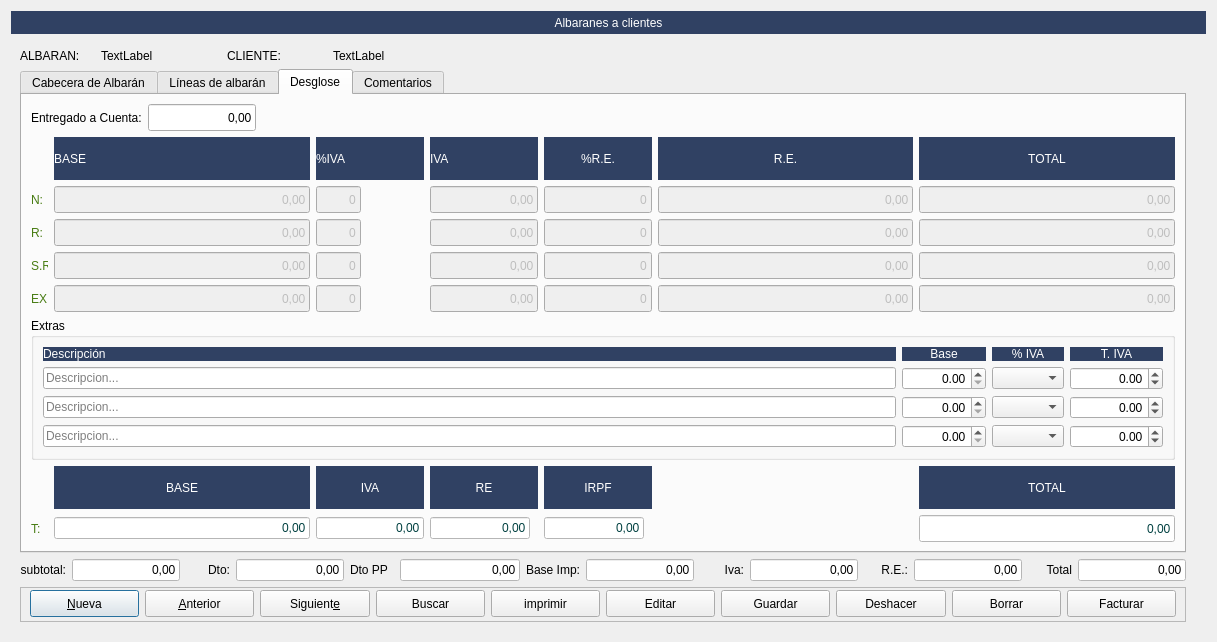
Qt form Zona_Ventas/frmalbaran.ui (arcnexus/RedFoX) before a commit.
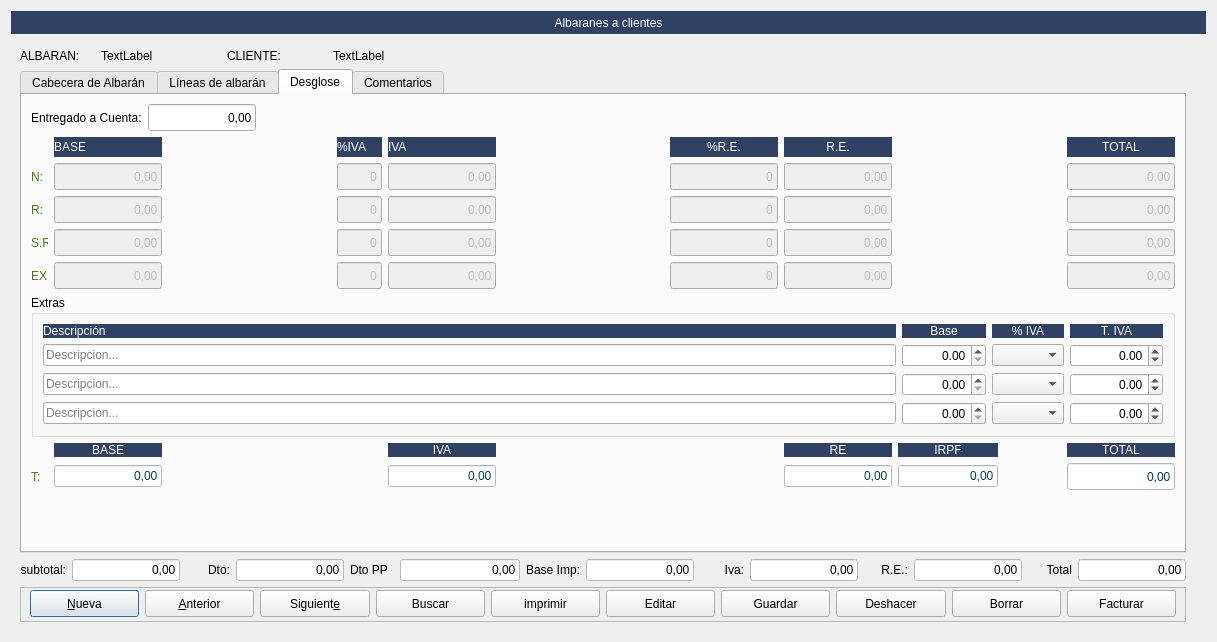
The same form after that commit. The open tabs and pages were chosen to show the change. Icons and pictures are not drawn.

Patch:
```diff
--- a/Zona_Ventas/frmalbaran.ui
+++ b/Zona_Ventas/frmalbaran.ui
@@ -1838,6 +1838,34 @@
            </item>
            <item row="1" column="0">
             <layout class="QGridLayout" name="gridLayout">
+             <item row="2" column="7">
+              <widget class="QLineEdit" name="txtrec2">
+               <property name="enabled">
+                <bool>false</bool>
+               </property>
+               <property name="sizePolicy">
+                <sizepolicy hsizetype="Preferred" vsizetype="Fixed">
+                 <horstretch>0</horstretch>
+                 <verstretch>0</verstretch>
+                </sizepolicy>
+               </property>
+               <property name="minimumSize">
+                <size>
+                 <width>0</width>
+                 <height>27</height>
+                </size>
+               </property>
+               <property name="text">
+                <string>0,00</string>
+               </property>
+               <property name="alignment">
+                <set>Qt::AlignRight|Qt::AlignTrailing|Qt::AlignVCenter</set>
+               </property>
+               <property name="readOnly">
+                <bool>true</bool>
+               </property>
+              </widget>
+             </item>
              <item row="1" column="1">
               <widget class="QLineEdit" name="txtbase1">
                <property name="enabled">
@@ -1888,7 +1916,7 @@
                </property>
               </widget>
              </item>
-             <item row="3" column="5">
+             <item row="3" column="7">
               <widget class="QLineEdit" name="txtrec3">
                <property name="enabled">
                 <bool>false</bool>
@@ -1944,7 +1972,7 @@
                </property>
               </widget>
              </item>
-             <item row="7" column="6">
+             <item row="7" column="9">
               <widget class="QLineEdit" name="txttotal_2">
                <property name="enabled">
                 <bool>false</bool>
@@ -1998,7 +2026,7 @@
                </property>
               </widget>
              </item>
-             <item row="4" column="6">
+             <item row="4" column="9">
               <widget class="QLineEdit" name="txttotal4">
                <property name="enabled">
                 <bool>false</bool>
@@ -2026,7 +2054,7 @@
                </property>
               </widget>
              </item>
-             <item row="3" column="6">
+             <item row="3" column="9">
               <widget class="QLineEdit" name="txttotal3">
                <property name="enabled">
                 <bool>false</bool>
@@ -2054,7 +2082,7 @@
                </property>
               </widget>
              </item>
-             <item row="4" column="2">
+             <item row="4" column="3">
               <widget class="QLineEdit" name="txtporc_iva4">
                <property name="enabled">
                 <bool>false</bool>
@@ -2114,35 +2142,35 @@
                </property>
               </widget>
              </item>
-             <item row="4" column="3">
-              <widget class="QLineEdit" name="txtiva4">
-               <property name="enabled">
-                <bool>false</bool>
-               </property>
-               <property name="sizePolicy">
-                <sizepolicy hsizetype="Preferred" vsizetype="Fixed">
-                 <horstretch>0</horstretch>
-                 <verstretch>0</verstretch>
-                </sizepolicy>
-               </property>
-               <property name="minimumSize">
-                <size>
-                 <width>0</width>
-                 <height>27</height>
-                </size>
-               </property>
-               <property name="text">
-                <string>0,00</string>
-               </property>
-               <property name="alignment">
-                <set>Qt::AlignRight|Qt::AlignTrailing|Qt::AlignVCenter</set>
-               </property>
-               <property name="readOnly">
-                <bool>true</bool>
-               </property>
-              </widget>
-             </item>
              <item row="4" column="4">
+              <widget class="QLineEdit" name="txtiva4">
+               <property name="enabled">
+                <bool>false</bool>
+               </property>
+               <property name="sizePolicy">
+                <sizepolicy hsizetype="Preferred" vsizetype="Fixed">
+                 <horstretch>0</horstretch>
+                 <verstretch>0</verstretch>
+                </sizepolicy>
+               </property>
+               <property name="minimumSize">
+                <size>
+                 <width>0</width>
+                 <height>27</height>
+                </size>
+               </property>
+               <property name="text">
+                <string>0,00</string>
+               </property>
+               <property name="alignment">
+                <set>Qt::AlignRight|Qt::AlignTrailing|Qt::AlignVCenter</set>
+               </property>
+               <property name="readOnly">
+                <bool>true</bool>
+               </property>
+              </widget>
+             </item>
+             <item row="4" column="6">
               <widget class="QLineEdit" name="txtporc_rec4">
                <property name="enabled">
                 <bool>false</bool>
@@ -2170,64 +2198,8 @@
                </property>
               </widget>
              </item>
-             <item row="2" column="3">
-              <widget class="QLineEdit" name="txtiva2">
-               <property name="enabled">
-                <bool>false</bool>
-               </property>
-               <property name="sizePolicy">
-                <sizepolicy hsizetype="Preferred" vsizetype="Fixed">
-                 <horstretch>0</horstretch>
-                 <verstretch>0</verstretch>
-                </sizepolicy>
-               </property>
-               <property name="minimumSize">
-                <size>
-                 <width>0</width>
-                 <height>27</height>
-                </size>
-               </property>
-               <property name="text">
-                <string>0,00</string>
-               </property>
-               <property name="alignment">
-                <set>Qt::AlignRight|Qt::AlignTrailing|Qt::AlignVCenter</set>
-               </property>
-               <property name="readOnly">
-                <bool>true</bool>
-               </property>
-              </widget>
-             </item>
              <item row="2" column="4">
-              <widget class="QLineEdit" name="txtporc_rec2">
-               <property name="enabled">
-                <bool>false</bool>
-               </property>
-               <property name="sizePolicy">
-                <sizepolicy hsizetype="Preferred" vsizetype="Fixed">
-                 <horstretch>0</horstretch>
-                 <verstretch>0</verstretch>
-                </sizepolicy>
-               </property>
-               <property name="minimumSize">
-                <size>
-                 <width>0</width>
-                 <height>27</height>
-                </size>
-               </property>
-               <property name="text">
-                <string>0</string>
-               </property>
-               <property name="alignment">
-                <set>Qt::AlignRight|Qt::AlignTrailing|Qt::AlignVCenter</set>
-               </property>
-               <property name="readOnly">
-                <bool>true</bool>
-               </property>
-              </widget>
-             </item>
-             <item row="2" column="5">
-              <widget class="QLineEdit" name="txtrec2">
+              <widget class="QLineEdit" name="txtiva2">
                <property name="enabled">
                 <bool>false</bool>
                </property>
@@ -2255,6 +2227,34 @@
               </widget>
              </item>
              <item row="2" column="6">
+              <widget class="QLineEdit" name="txtporc_rec2">
+               <property name="enabled">
+                <bool>false</bool>
+               </property>
+               <property name="sizePolicy">
+                <sizepolicy hsizetype="Preferred" vsizetype="Fixed">
+                 <horstretch>0</horstretch>
+                 <verstretch>0</verstretch>
+                </sizepolicy>
+               </property>
+               <property name="minimumSize">
+                <size>
+                 <width>0</width>
+                 <height>27</height>
+                </size>
+               </property>
+               <property name="text">
+                <string>0</string>
+               </property>
+               <property name="alignment">
+                <set>Qt::AlignRight|Qt::AlignTrailing|Qt::AlignVCenter</set>
+               </property>
+               <property name="readOnly">
+                <bool>true</bool>
+               </property>
+              </widget>
+             </item>
+             <item row="2" column="9">
               <widget class="QLineEdit" name="txttotal2">
                <property name="enabled">
                 <bool>false</bool>
@@ -2332,42 +2332,8 @@
                </property>
               </widget>
              </item>
-             <item row="3" column="2">
-              <widget class="QLineEdit" name="txtporc_iva3">
-               <property name="enabled">
-                <bool>false</bool>
-               </property>
-               <property name="sizePolicy">
-                <sizepolicy hsizetype="Preferred" vsizetype="Fixed">
-                 <horstretch>0</horstretch>
-                 <verstretch>0</verstretch>
-                </sizepolicy>
-               </property>
-               <property name="minimumSize">
-                <size>
-                 <width>0</width>
-                 <height>27</height>
-                </size>
-               </property>
-               <property name="maximumSize">
-                <size>
-                 <width>45</width>
-                 <height>16777215</height>
-                </size>
-               </property>
-               <property name="text">
-                <string>0</string>
-               </property>
-               <property name="alignment">
-                <set>Qt::AlignRight|Qt::AlignTrailing|Qt::AlignVCenter</set>
-               </property>
-               <property name="readOnly">
-                <bool>true</bool>
-               </property>
-              </widget>
-             </item>
              <item row="3" column="3">
-              <widget class="QLineEdit" name="txtiva3">
+              <widget class="QLineEdit" name="txtporc_iva3">
                <property name="enabled">
                 <bool>false</bool>
                </property>
@@ -2383,8 +2349,14 @@
                  <height>27</height>
                 </size>
                </property>
+               <property name="maximumSize">
+                <size>
+                 <width>45</width>
+                 <height>16777215</height>
+                </size>
+               </property>
                <property name="text">
-                <string>0,00</string>
+                <string>0</string>
                </property>
                <property name="alignment">
                 <set>Qt::AlignRight|Qt::AlignTrailing|Qt::AlignVCenter</set>
@@ -2395,6 +2367,34 @@
               </widget>
              </item>
              <item row="3" column="4">
+              <widget class="QLineEdit" name="txtiva3">
+               <property name="enabled">
+                <bool>false</bool>
+               </property>
+               <property name="sizePolicy">
+                <sizepolicy hsizetype="Preferred" vsizetype="Fixed">
+                 <horstretch>0</horstretch>
+                 <verstretch>0</verstretch>
+                </sizepolicy>
+               </property>
+               <property name="minimumSize">
+                <size>
+                 <width>0</width>
+                 <height>27</height>
+                </size>
+               </property>
+               <property name="text">
+                <string>0,00</string>
+               </property>
+               <property name="alignment">
+                <set>Qt::AlignRight|Qt::AlignTrailing|Qt::AlignVCenter</set>
+               </property>
+               <property name="readOnly">
+                <bool>true</bool>
+               </property>
+              </widget>
+             </item>
+             <item row="3" column="6">
               <widget class="QLineEdit" name="txtporc_rec3">
                <property name="enabled">
                 <bool>false</bool>
@@ -2439,7 +2439,7 @@
                </property>
               </widget>
              </item>
-             <item row="4" column="5">
+             <item row="4" column="7">
               <widget class="QLineEdit" name="txtrec4">
                <property name="enabled">
                 <bool>false</bool>
@@ -2467,7 +2467,7 @@
                </property>
               </widget>
              </item>
-             <item row="0" column="2">
+             <item row="0" column="3">
               <widget class="QLabel" name="label_55">
                <property name="sizePolicy">
                 <sizepolicy hsizetype="Preferred" vsizetype="Preferred">
@@ -2484,24 +2484,24 @@
                </property>
               </widget>
              </item>
-             <item row="0" column="3">
-              <widget class="QLabel" name="label_56">
-               <property name="sizePolicy">
-                <sizepolicy hsizetype="Preferred" vsizetype="Preferred">
-                 <horstretch>0</horstretch>
-                 <verstretch>0</verstretch>
-                </sizepolicy>
-               </property>
-               <property name="styleSheet">
-                <string notr="true">background-color: #304163;
-color: rgb(255, 255, 255);</string>
-               </property>
-               <property name="text">
-                <string>IVA</string>
-               </property>
-              </widget>
-             </item>
              <item row="0" column="4">
+              <widget class="QLabel" name="label_56">
+               <property name="sizePolicy">
+                <sizepolicy hsizetype="Preferred" vsizetype="Preferred">
+                 <horstretch>0</horstretch>
+                 <verstretch>0</verstretch>
+                </sizepolicy>
+               </property>
+               <property name="styleSheet">
+                <string notr="true">background-color: #304163;
+color: rgb(255, 255, 255);</string>
+               </property>
+               <property name="text">
+                <string>IVA</string>
+               </property>
+              </widget>
+             </item>
+             <item row="0" column="6">
               <widget class="QLabel" name="label_57">
                <property name="sizePolicy">
                 <sizepolicy hsizetype="Preferred" vsizetype="Preferred">
@@ -2521,7 +2521,7 @@
                </property>
               </widget>
              </item>
-             <item row="0" column="5">
+             <item row="0" column="7">
               <widget class="QLabel" name="label_58">
                <property name="sizePolicy">
                 <sizepolicy hsizetype="Preferred" vsizetype="Preferred">
@@ -2541,7 +2541,7 @@
                </property>
               </widget>
              </item>
-             <item row="0" column="6">
+             <item row="0" column="9">
               <widget class="QLabel" name="label_59">
                <property name="sizePolicy">
                 <sizepolicy hsizetype="Preferred" vsizetype="Preferred">
@@ -2583,7 +2583,7 @@
                </property>
               </widget>
              </item>
-             <item row="1" column="6">
+             <item row="1" column="9">
               <widget class="QLineEdit" name="txttotal1">
                <property name="enabled">
                 <bool>false</bool>
@@ -2661,7 +2661,7 @@
                </property>
               </widget>
              </item>
-             <item row="2" column="2">
+             <item row="2" column="3">
               <widget class="QLineEdit" name="txtporc_iva2">
                <property name="enabled">
                 <bool>false</bool>
@@ -2696,6 +2696,34 @@
               </widget>
              </item>
              <item row="1" column="4">
+              <widget class="QLineEdit" name="txtiva1">
+               <property name="enabled">
+                <bool>false</bool>
+               </property>
+               <property name="sizePolicy">
+                <sizepolicy hsizetype="Preferred" vsizetype="Fixed">
+                 <horstretch>0</horstretch>
+                 <verstretch>0</verstretch>
+                </sizepolicy>
+               </property>
+               <property name="minimumSize">
+                <size>
+                 <width>0</width>
+                 <height>27</height>
+                </size>
+               </property>
+               <property name="text">
+                <string>0,00</string>
+               </property>
+               <property name="alignment">
+                <set>Qt::AlignRight|Qt::AlignTrailing|Qt::AlignVCenter</set>
+               </property>
+               <property name="readOnly">
+                <bool>true</bool>
+               </property>
+              </widget>
+             </item>
+             <item row="1" column="6">
               <widget class="QLineEdit" name="txtporc_rec1">
                <property name="enabled">
                 <bool>false</bool>
@@ -2723,6 +2751,34 @@
                </property>
               </widget>
              </item>
+             <item row="1" column="7">
+              <widget class="QLineEdit" name="txtrec1">
+               <property name="enabled">
+                <bool>false</bool>
+               </property>
+               <property name="sizePolicy">
+                <sizepolicy hsizetype="Preferred" vsizetype="Fixed">
+                 <horstretch>0</horstretch>
+                 <verstretch>0</verstretch>
+                </sizepolicy>
+               </property>
+               <property name="minimumSize">
+                <size>
+                 <width>0</width>
+                 <height>27</height>
+                </size>
+               </property>
+               <property name="text">
+                <string>0,00</string>
+               </property>
+               <property name="alignment">
+                <set>Qt::AlignRight|Qt::AlignTrailing|Qt::AlignVCenter</set>
+               </property>
+               <property name="readOnly">
+                <bool>true</bool>
+               </property>
+              </widget>
+             </item>
              <item row="6" column="1">
               <widget class="QLabel" name="label_43">
                <property name="styleSheet">
@@ -2738,62 +2794,6 @@
               </widget>
              </item>
              <item row="1" column="3">
-              <widget class="QLineEdit" name="txtiva1">
-               <property name="enabled">
-                <bool>false</bool>
-               </property>
-               <property name="sizePolicy">
-                <sizepolicy hsizetype="Preferred" vsizetype="Fixed">
-                 <horstretch>0</horstretch>
-                 <verstretch>0</verstretch>
-                </sizepolicy>
-               </property>
-               <property name="minimumSize">
-                <size>
-                 <width>0</width>
-                 <height>27</height>
-                </size>
-               </property>
-               <property name="text">
-                <string>0,00</string>
-               </property>
-               <property name="alignment">
-                <set>Qt::AlignRight|Qt::AlignTrailing|Qt::AlignVCenter</set>
-               </property>
-               <property name="readOnly">
-                <bool>true</bool>
-               </property>
-              </widget>
-             </item>
-             <item row="1" column="5">
-              <widget class="QLineEdit" name="txtrec1">
-               <property name="enabled">
-                <bool>false</bool>
-               </property>
-               <property name="sizePolicy">
-                <sizepolicy hsizetype="Preferred" vsizetype="Fixed">
-                 <horstretch>0</horstretch>
-                 <verstretch>0</verstretch>
-                </sizepolicy>
-               </property>
-               <property name="minimumSize">
-                <size>
-                 <width>0</width>
-                 <height>27</height>
-                </size>
-               </property>
-               <property name="text">
-                <string>0,00</string>
-               </property>
-               <property name="alignment">
-                <set>Qt::AlignRight|Qt::AlignTrailing|Qt::AlignVCenter</set>
-               </property>
-               <property name="readOnly">
-                <bool>true</bool>
-               </property>
-              </widget>
-             </item>
-             <item row="1" column="2">
               <widget class="QLineEdit" name="txtporc_iva1">
                <property name="enabled">
                 <bool>false</bool>
@@ -2827,7 +2827,7 @@
                </property>
               </widget>
              </item>
-             <item row="5" column="0" colspan="7">
+             <item row="5" column="0" colspan="10">
               <widget class="QGroupBox" name="groupBox">
                <property name="title">
                 <string>Extras</string>
@@ -3012,7 +3012,7 @@
                </layout>
               </widget>
              </item>
-             <item row="6" column="6">
+             <item row="6" column="9">
               <widget class="QLabel" name="label_46">
                <property name="styleSheet">
                 <string notr="true">background-color: #304163;
@@ -3026,48 +3026,53 @@
                </property>
               </widget>
              </item>
-             <item row="6" column="2">
-              <widget class="QLabel" name="label_44">
-               <property name="styleSheet">
-                <string notr="true">background-color: #304163;
-color: rgb(255, 255, 255);</string>
+             <item row="1" column="2">
+              <spacer name="horizontalSpacer_4">
+               <property name="orientation">
+                <enum>Qt::Horizontal</enum>
                </property>
-               <property name="text">
-                <string>IVA</string>
+               <property name="sizeHint" stdset="0">
+                <size>
+                 <width>40</width>
+                 <height>20</height>
+                </size>
                </property>
-               <property name="alignment">
-                <set>Qt::AlignCenter</set>
-               </property>
-              </widget>
+              </spacer>
              </item>
-             <item row="7" column="2">
-              <widget class="QLineEdit" name="txttotal_iva_2">
-               <property name="enabled">
-                <bool>false</bool>
+             <item row="0" column="5">
+              <spacer name="horizontalSpacer_6">
+               <property name="orientation">
+                <enum>Qt::Horizontal</enum>
                </property>
-               <property name="sizePolicy">
-                <sizepolicy hsizetype="Preferred" vsizetype="Fixed">
-                 <horstretch>0</horstretch>
-                 <verstretch>0</verstretch>
-                </sizepolicy>
+               <property name="sizeHint" stdset="0">
+                <size>
+                 <width>40</width>
+                 <height>20</height>
+                </size>
                </property>
-               <property name="styleSheet">
-                <string notr="true">background-color: rgb(255, 255, 255);
-color: rgb(0, 64, 64);</string>
+              </spacer>
+             </item>
+             <item row="0" column="8">
+              <spacer name="horizontalSpacer_8">
+               <property name="orientation">
+                <enum>Qt::Horizontal</enum>
                </property>
-               <property name="text">
-                <string>0,00</string>
+               <property name="sizeHint" stdset="0">
+                <size>
+                 <width>40</width>
+                 <height>20</height>
+                </size>
                </property>
-               <property name="alignment">
-                <set>Qt::AlignRight|Qt::AlignTrailing|Qt::AlignVCenter</set>
-               </property>
-               <property name="readOnly">
-                <bool>true</bool>
-               </property>
-              </widget>
+              </spacer>
              </item>
-             <item row="6" column="4">
+             <item row="6" column="8">
               <widget class="QLabel" name="label_23">
+               <property name="maximumSize">
+                <size>
+                 <width>100</width>
+                 <height>16777215</height>
+                </size>
+               </property>
                <property name="styleSheet">
                 <string notr="true">background-color: #304163;
 color: rgb(255, 255, 255);</string>
@@ -3080,7 +3085,7 @@
                </property>
               </widget>
              </item>
-             <item row="7" column="4">
+             <item row="7" column="8">
               <widget class="QLineEdit" name="txtimporte_irpf">
                <property name="maximumSize">
                 <size>
@@ -3100,7 +3105,7 @@
                </property>
               </widget>
              </item>
-             <item row="6" column="3">
+             <item row="6" column="7">
               <widget class="QLabel" name="label_45">
                <property name="styleSheet">
                 <string notr="true">background-color: #304163;
@@ -3114,7 +3119,7 @@
                </property>
               </widget>
              </item>
-             <item row="7" column="3">
+             <item row="7" column="7">
               <widget class="QLineEdit" name="txtrec_2">
                <property name="enabled">
                 <bool>false</bool>
@@ -3125,11 +3130,45 @@
                  <verstretch>0</verstretch>
                 </sizepolicy>
                </property>
-               <property name="maximumSize">
-                <size>
-                 <width>100</width>
-                 <height>16777215</height>
-                </size>
+               <property name="styleSheet">
+                <string notr="true">background-color: rgb(255, 255, 255);
+color: rgb(0, 64, 64);</string>
+               </property>
+               <property name="text">
+                <string>0,00</string>
+               </property>
+               <property name="alignment">
+                <set>Qt::AlignRight|Qt::AlignTrailing|Qt::AlignVCenter</set>
+               </property>
+               <property name="readOnly">
+                <bool>true</bool>
+               </property>
+              </widget>
+             </item>
+             <item row="6" column="4">
+              <widget class="QLabel" name="label_44">
+               <property name="styleSheet">
+                <string notr="true">background-color: #304163;
+color: rgb(255, 255, 255);</string>
+               </property>
+               <property name="text">
+                <string>IVA</string>
+               </property>
+               <property name="alignment">
+                <set>Qt::AlignCenter</set>
+               </property>
+              </widget>
+             </item>
+             <item row="7" column="4">
+              <widget class="QLineEdit" name="txttotal_iva_2">
+               <property name="enabled">
+                <bool>false</bool>
+               </property>
+               <property name="sizePolicy">
+                <sizepolicy hsizetype="Preferred" vsizetype="Fixed">
+                 <horstretch>0</horstretch>
+                 <verstretch>0</verstretch>
+                </sizepolicy>
                </property>
                <property name="styleSheet">
                 <string notr="true">background-color: rgb(255, 255, 255);
@@ -3148,6 +3187,19 @@
              </item>
             </layout>
            </item>
+           <item row="2" column="0">
+            <spacer name="verticalSpacer_2">
+             <property name="orientation">
+              <enum>Qt::Vertical</enum>
+             </property>
+             <property name="sizeHint" stdset="0">
+              <size>
+               <width>20</width>
+               <height>40</height>
+              </size>
+             </property>
+            </spacer>
+           </item>
           </layout>
          </widget>
          <widget class="QWidget" name="tab_8">
```
Left out of the diff: 392 changed lines with no effect on the pictures.
